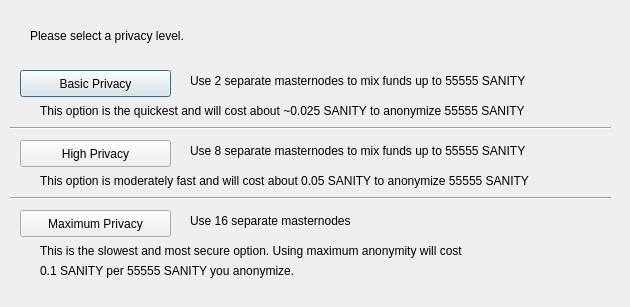
Old version of the form src/qt/forms/darksendconfig.ui in the repository sanatorium/dash.
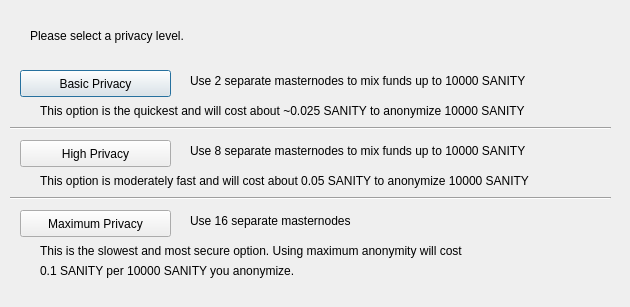
New version of the form.

What changed in the file:
```diff
--- a/src/qt/forms/darksendconfig.ui
+++ b/src/qt/forms/darksendconfig.ui
@@ -75,7 +75,7 @@
     </rect>
    </property>
    <property name="text">
-    <string>Use 2 separate masternodes to mix funds up to 55555 SANITY</string>
+    <string>Use 2 separate masternodes to mix funds up to 10000 SANITY</string>
    </property>
   </widget>
   <widget class="QLabel" name="label_3">
@@ -88,7 +88,7 @@
     </rect>
    </property>
    <property name="text">
-    <string>Use 8 separate masternodes to mix funds up to 55555 SANITY</string>
+    <string>Use 8 separate masternodes to mix funds up to 10000 SANITY</string>
    </property>
   </widget>
   <widget class="QLabel" name="label_4">
@@ -114,7 +114,7 @@
     </rect>
    </property>
    <property name="text">
-    <string>This option is the quickest and will cost about ~0.025 SANITY to anonymize 55555 SANITY</string>
+    <string>This option is the quickest and will cost about ~0.025 SANITY to anonymize 10000 SANITY</string>
    </property>
   </widget>
   <widget class="QLabel" name="label_7">
@@ -127,7 +127,7 @@
     </rect>
    </property>
    <property name="text">
-    <string>This option is moderately fast and will cost about 0.05 SANITY to anonymize 55555 SANITY</string>
+    <string>This option is moderately fast and will cost about 0.05 SANITY to anonymize 10000 SANITY</string>
    </property>
   </widget>
   <widget class="QLabel" name="label_8">
@@ -153,7 +153,7 @@
     </rect>
    </property>
    <property name="text">
-    <string>0.1 SANITY per 55555 SANITY you anonymize.</string>
+    <string>0.1 SANITY per 10000 SANITY you anonymize.</string>
    </property>
   </widget>
   <widget class="Line" name="line">
```
